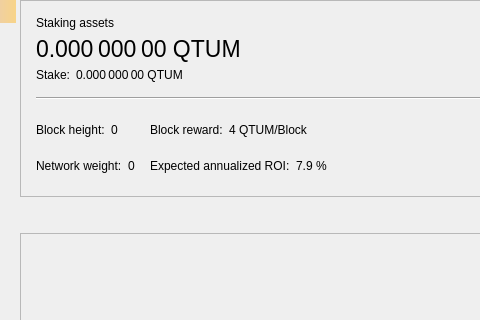
First picture: the form in src/qt/forms/stakepage.ui, repository equitypay/eqpay, before the edit; both pictures show x 0 to 480 and y 0 to 320 of the 714 by 450 pixel window.
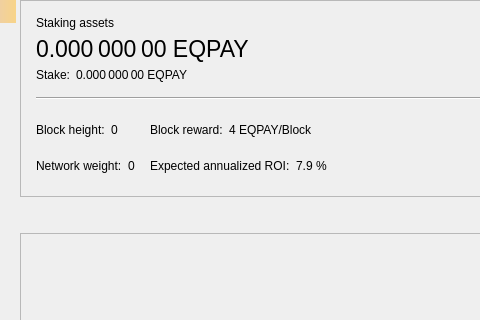
Second picture: the form after the edit. Custom widgets are drawn as their Qt base class.

Commit message: Rename Qtum -> EqPay

```diff
--- a/src/qt/forms/stakepage.ui
+++ b/src/qt/forms/stakepage.ui
@@ -69,7 +69,7 @@
            <string>Your current spendable balance</string>
           </property>
           <property name="text">
-           <string notr="true">0.000 000 00 QTUM</string>
+           <string notr="true">0.000 000 00 EQPAY</string>
           </property>
           <property name="alignment">
            <set>Qt::AlignLeading|Qt::AlignLeft|Qt::AlignVCenter</set>
@@ -126,7 +126,7 @@
           <item>
            <widget class="QLabel" name="labelStake">
             <property name="text">
-             <string>0.000 000 00 QTUM</string>
+             <string>0.000 000 00 EQPAY</string>
             </property>
             <property name="alignment">
              <set>Qt::AlignLeading|Qt::AlignLeft|Qt::AlignVCenter</set>
@@ -258,7 +258,7 @@
           <item>
            <widget class="QLabel" name="labelReward">
             <property name="text">
-             <string>4 QTUM/Block</string>
+             <string>4 EQPAY/Block</string>
             </property>
             <property name="alignment">
              <set>Qt::AlignLeading|Qt::AlignLeft|Qt::AlignVCenter</set>
```
The commit also changes 542 other files.
